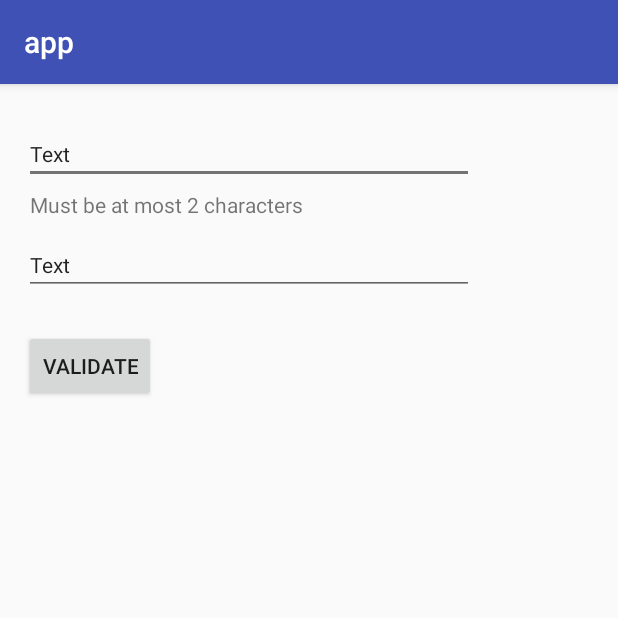
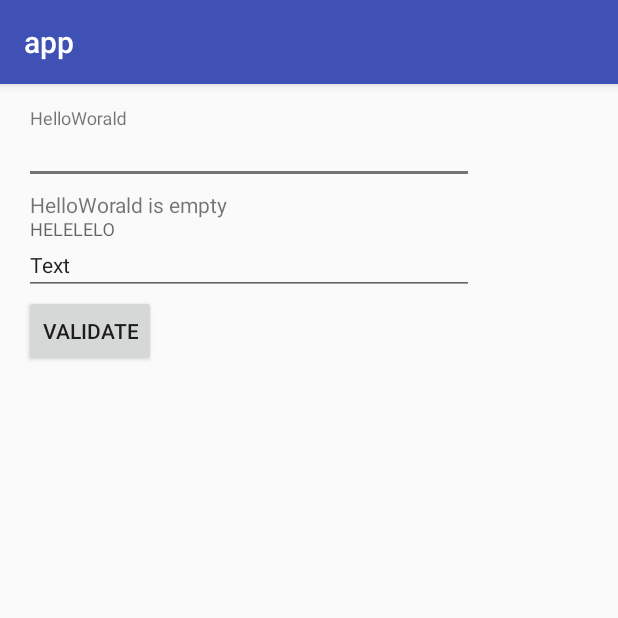
Before and after one commit to ersin-ertan/HintErrorTextInputView, an Android app: the screen it shows after launch (MainActivity), after a tap on "VALIDATE", on a phone screen of 412 x 824 dp, the top half of it. Run offline under Robolectric (Android 15) with nearby library versions, the phone set to English and light mode, and no system bars.

Commit message:
Update: - hide error in view(decrease sive) when not in use

```diff
--- a/app/src/main/java/com/github/ersin_ertan/app/MainActivity.java
+++ b/app/src/main/java/com/github/ersin_ertan/app/MainActivity.java
@@ -6,7 +6,7 @@ import android.text.InputType;
 import android.view.View;
 import android.widget.Button;
 import com.github.ersin_ertan.hinterrortextinputview.HintErrorTextInputView;
-import com.github.ersin_ertan.hinterrortextinputview.validator.length.MaxLength;
+import com.github.ersin_ertan.hinterrortextinputview.validator.length.Empty;
 
 public class MainActivity extends AppCompatActivity {
 
@@ -19,7 +19,7 @@ public class MainActivity extends AppCompatActivity {
     setContentView(R.layout.activity_main);
 
     hint1 = (HintErrorTextInputView) findViewById(R.id.hint1);
-    hint1.validateThat(MaxLength.is(this, 2));
+    hint1.validateThat(Empty.not(this));
     button = (Button) findViewById(R.id.button);
     hint1.setInputType(InputType.TYPE_CLASS_DATETIME);
     final boolean[] e = { false };
@@ -27,7 +27,6 @@ public class MainActivity extends AppCompatActivity {
       @Override public void onClick(View v) {
         //hint1.setEditable(true);
         hint1.isValid();
-
       }
     });
   }
--- a/app/src/main/res/layout/activity_main.xml
+++ b/app/src/main/res/layout/activity_main.xml
@@ -23,9 +23,10 @@
         android:layout_width="300dp"
         android:layout_height="wrap_content"
         android:editable="true"
+        android:hint="HelloWorald"
         android:imeOptions="actionNext"
         android:inputType="textPersonName|textCapWords"
-        android:text="Text"
+
         tools:layout_height="100dp"
         />
 
@@ -34,6 +35,7 @@
         android:layout_width="300dp"
         android:layout_height="wrap_content"
         android:editable="true"
+        android:hint="HELELELO"
         android:imeOptions="actionNext"
         android:inputType="textPersonName|textCapWords"
         android:text="Text"
--- a/hinterrortextinputview/src/main/java/com/github/ersin_ertan/hinterrortextinputview/HintErrorTextInputView.java
+++ b/hinterrortextinputview/src/main/java/com/github/ersin_ertan/hinterrortextinputview/HintErrorTextInputView.java
@@ -7,6 +7,7 @@ import android.os.Parcelable;
 import android.support.annotation.Nullable;
 import android.support.design.widget.TextInputEditText;
 import android.support.design.widget.TextInputLayout;
+import android.support.transition.TransitionManager;
 import android.support.v4.content.ContextCompat;
 import android.text.Editable;
 import android.text.InputType;
@@ -34,6 +35,7 @@ public class HintErrorTextInputView extends TextInputLayout {
   // TODO: 12/28/16 enable and disable error to have smaller sized views
   List<Validateable> validators;
   private boolean isShowingError = false;
+  private boolean usingError = true;
   private TextInputEditText textInputEditText;
   @Nullable private KeyListener tempKeyListener = null;
   private int tempInputType = InputType.TYPE_NULL;
@@ -75,7 +77,7 @@ public class HintErrorTextInputView extends TextInputLayout {
       }
 
       @Override public void afterTextChanged(Editable s) {
-        if (isShowingError && isErrorEnabled() && hideErrorOnTextChanged) hideError();
+        if (isShowingError && usingError && hideErrorOnTextChanged) hideError();
       }
     });
 
@@ -134,8 +136,9 @@ public class HintErrorTextInputView extends TextInputLayout {
         //else {
         //    setHintAnimationEnabled(false); // else overlap on edittext unfocus with hint/label
         //  }
-        if (typedArray.getBoolean(R.styleable.HintErrorTextInputView_errorEnabled, true)) {
-          setErrorEnabled(true);
+        setErrorEnabled(false);
+        if (!typedArray.getBoolean(R.styleable.HintErrorTextInputView_errorEnabled, true)) {
+          usingError = false;
         }
 
         hideErrorOnTextChanged =
@@ -201,6 +204,10 @@ public class HintErrorTextInputView extends TextInputLayout {
       String input = textInputEditText.getText().toString();
       for (Validateable v : validators) {
         if (!v.isValid(input)) {
+          if (usingError) {
+            TransitionManager.beginDelayedTransition(this);
+            setErrorEnabled(true);
+          }
           CharSequence hint = getHint();
           if (hint != null) {
             isShowingError = true;
@@ -228,8 +235,9 @@ public class HintErrorTextInputView extends TextInputLayout {
   }
 
   public void hideError() {
+    setError(EMPTY);
     isShowingError = false;
-    setError(EMPTY);
+    setErrorEnabled(false);
   }
 
   public boolean getIsShowingError() {
@@ -278,6 +286,7 @@ public class HintErrorTextInputView extends TextInputLayout {
 
     ss.inputType = tempInputType;
     ss.isShowingError = isShowingError ? 1 : 0;
+    ss.usingError = usingError ? 1 : 0;
     ss.hideErrorOnTextChanged = hideErrorOnTextChanged ? 1 : 0;
 
     return ss;
@@ -294,6 +303,7 @@ public class HintErrorTextInputView extends TextInputLayout {
 
     tempInputType = ss.inputType;
     isShowingError = ss.isShowingError == 1;
+    usingError = ss.usingError == 1;
     hideErrorOnTextChanged = ss.hideErrorOnTextChanged == 1;
   }
 
@@ -310,6 +320,7 @@ public class HintErrorTextInputView extends TextInputLayout {
         };
     int inputType;
     int isShowingError;
+    int usingError;
     int hideErrorOnTextChanged;
 
     SavedState(Parcelable superState) {
@@ -320,6 +331,7 @@ public class HintErrorTextInputView extends TextInputLayout {
       super(in);
       this.inputType = in.readInt();
       this.isShowingError = in.readInt();
+      this.usingError = in.readInt();
       this.hideErrorOnTextChanged = in.readInt();
     }
 
@@ -327,6 +339,7 @@ public class HintErrorTextInputView extends TextInputLayout {
       super.writeToParcel(out, flags);
       out.writeInt(this.inputType);
       out.writeInt(this.isShowingError);
+      out.writeInt(this.usingError);
       out.writeInt(this.hideErrorOnTextChanged);
     }
   }
--- a/hinterrortextinputview/src/main/res/values/attrs.xml
+++ b/hinterrortextinputview/src/main/res/values/attrs.xml
@@ -3,6 +3,7 @@
   <declare-styleable name="HintErrorTextInputView">
     <attr format="reference" name="errorTextAppearance"/>
     <attr format="reference" name="floatingLabelTextAppearance"/>
+    <attr format="reference" name="floatingLabelTextAppearanceUnfocused"/>
     <attr format="boolean" name="showUnderline"/>
     <attr format="boolean" name="errorEnabled"/>
     <attr format="boolean" name="hideErrorOnTextChanged"/>
```
Also changed, not shown: app/src/main/res/values/styles.xml (+9 -0 lines).
